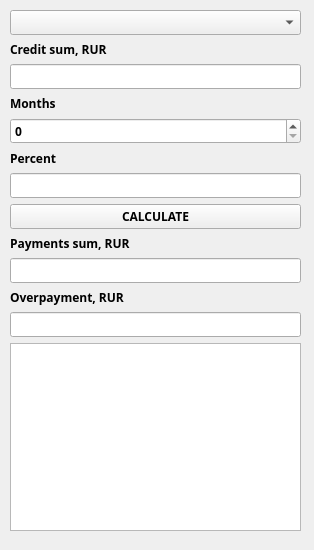
This is src/credit.ui in antinlay/CPP3_SmartCalc_v2.0-1 as Qt 5 draws it before an edit. The edited form follows.
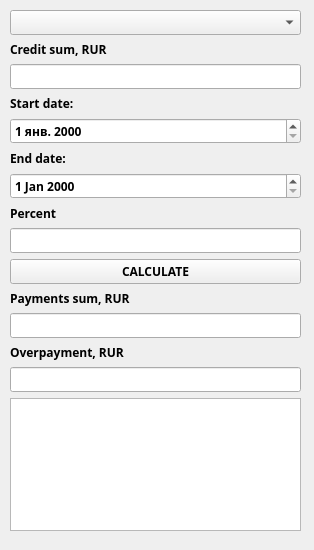
This is the edited form. Icons and pictures are not drawn.

Commit message: FIX CREDIT CALC - ADD QDATE AND CALC FIRST STEP AUNITET

Diff of the .ui file:
```diff
--- a/src/credit.ui
+++ b/src/credit.ui
@@ -116,20 +116,33 @@
        </font>
       </property>
       <property name="text">
-       <string>Months</string>
+       <string>Start date:</string>
       </property>
      </widget>
     </item>
     <item>
-     <widget class="QSpinBox" name="spinBox">
+     <widget class="QDateEdit" name="startDate">
+      <property name="locale">
+       <locale language="Russian" country="Russia"/>
+      </property>
+     </widget>
+    </item>
+    <item>
+     <widget class="QLabel" name="label_6">
       <property name="font">
        <font>
         <family>Arial Black</family>
         <bold>true</bold>
        </font>
       </property>
+      <property name="text">
+       <string>End date:</string>
+      </property>
      </widget>
     </item>
+    <item>
+     <widget class="QDateEdit" name="endDate"/>
+    </item>
     <item>
      <widget class="QLabel" name="label_3">
       <property name="font">
```
The commit also changes 1 other file.
